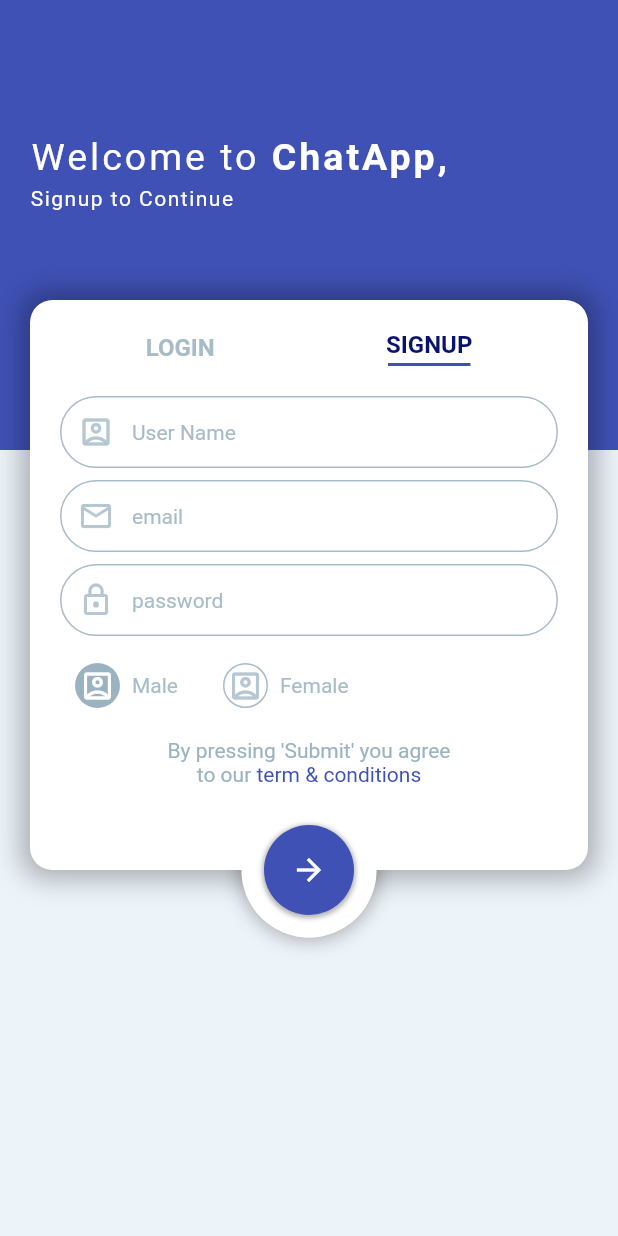
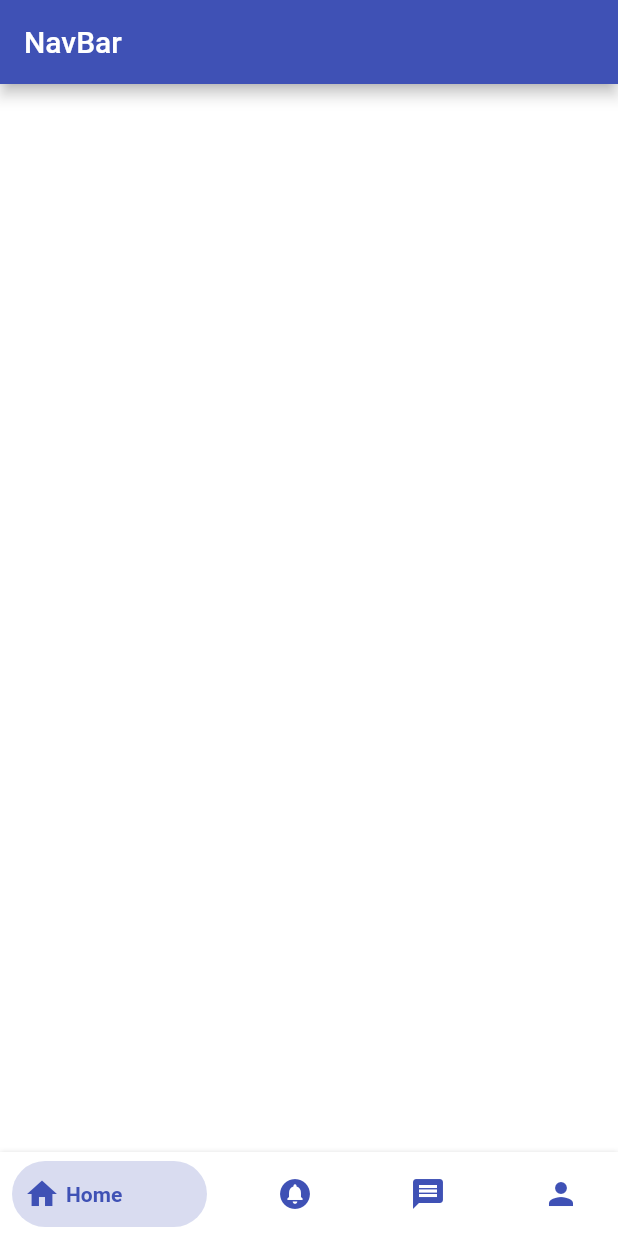
Before and after one commit to Wulanfebrianti/wurie_projects, a Flutter app: the screen it shows after launch, on a phone screen of 412 x 824 dp. Run offline on Flutter 3.47's test engine with Material 2 defaults, Android fonts, the phone set to English and light mode, and no system bars; drawn by our look-alikes of bottom_navy_bar.

Commit message:
Navbar[WF]

```diff
--- /dev/null
+++ b/lib/BotomNav/navbar.dart
@@ -0,0 +1,78 @@
+import 'package:bottom_navy_bar/bottom_navy_bar.dart';
+import 'package:flutter/material.dart';
+
+class MyNavBar extends StatefulWidget {
+  @override
+  _MyNavBarState createState() => _MyNavBarState();
+}
+
+class _MyNavBarState extends State<MyNavBar>
+{
+  int currentIndex = 0;
+
+  List listOfColors = [
+    Container(
+      color: Colors.white,
+    ),
+    Container(
+      color: Colors.white
+    ),
+    Container(
+      color: Colors.white,
+    ),
+    Container(
+      color: Colors.white,
+    )
+  ];
+
+  @override
+  Widget build(BuildContext context) {
+    return Scaffold(
+      appBar: AppBar(
+        title: Text(
+          'NavBar',
+          style: TextStyle(
+            color: Colors.white,
+          ),
+        ),
+        backgroundColor: Colors.indigo,
+      ),
+      body: listOfColors[currentIndex],
+
+      bottomNavigationBar: BottomNavyBar(
+        selectedIndex: currentIndex,
+        onItemSelected: (index){
+          setState(() {
+            currentIndex = index;
+          });
+        },
+        items: <BottomNavyBarItem>[
+          BottomNavyBarItem(
+            icon: Icon(Icons.home),
+            title: Text('Home'),
+            activeColor: Colors.indigo,
+            inactiveColor: Colors.indigo,
+          ),
+          BottomNavyBarItem(
+            icon: Icon(Icons.circle_notifications),
+            title: Text('Notification'),
+            activeColor: Colors.indigo,
+            inactiveColor: Colors.indigo,
+          ),
+          BottomNavyBarItem(
+            icon: Icon(Icons.message),
+            title: Text('Chat'),
+            activeColor: Colors.indigo,
+            inactiveColor: Colors.indigo,
+          ),
+          BottomNavyBarItem(
+            icon: Icon(Icons.person),
+            title: Text('Profile'),
+            activeColor: Colors.indigo,
+            inactiveColor: Colors.indigo,
+          ),
+        ],
+      ),
+    );
+  }
+}
--- a/lib/home_page.dart
+++ b/lib/home_page.dart
@@ -1,3 +1,4 @@
+import 'package:chata/BotomNav/navbar.dart';
 import 'package:chata/chat_page.dart';
 import 'package:flutter/material.dart';
 
--- a/lib/main.dart
+++ b/lib/main.dart
@@ -1,6 +1,8 @@
+import 'package:chata/home_page.dart';
 import 'package:chata/screen/login_signup.dart';
 import 'package:chata/splash_screen.dart';
 import 'package:flutter/material.dart';
+import 'package:chata/BotomNav/navbar.dart';
 
 void main() {
   runApp(MyApp());
@@ -11,7 +13,10 @@ class MyApp extends StatelessWidget {
   Widget build(BuildContext context) {
     return MaterialApp(
       title: 'Flutter Chat UI',
-      home: LoginSignupScreen(),
+      // home: LoginSignupScreen(),
+      // home: SplashScreen(),
+      // home: HomePage(),
+      home: MyNavBar(),
     );
   }
 }
--- a/lib/screen/login_signup.dart
+++ b/lib/screen/login_signup.dart
@@ -1,4 +1,3 @@
-
 import 'package:chata/config/palette.dart';
 import 'package:flutter/material.dart';
 
@@ -193,7 +192,7 @@ class _LoginSignupScreenState extends State<LoginSignupScreen> {
       margin: EdgeInsets.only(top: 20),
       child: Column(
         children: [
-          buildTextField(Icons.mail_outline, "info@demouri.com", false, true),
+          buildTextField(Icons.mail_outline, "info@gmail.com", false, true),
           buildTextField(
               Icons.lock, "**********", true, false),
           Row(
--- a/pubspec.yaml
+++ b/pubspec.yaml
@@ -36,6 +36,7 @@ dependencies:
   cupertino_icons: ^1.0.2
   get:
   lottie: ^1.4.2
+  bottom_navy_bar: ^6.0.0
 
 
 dev_dependencies:
```
Also changed, not shown: pubspec.lock.
